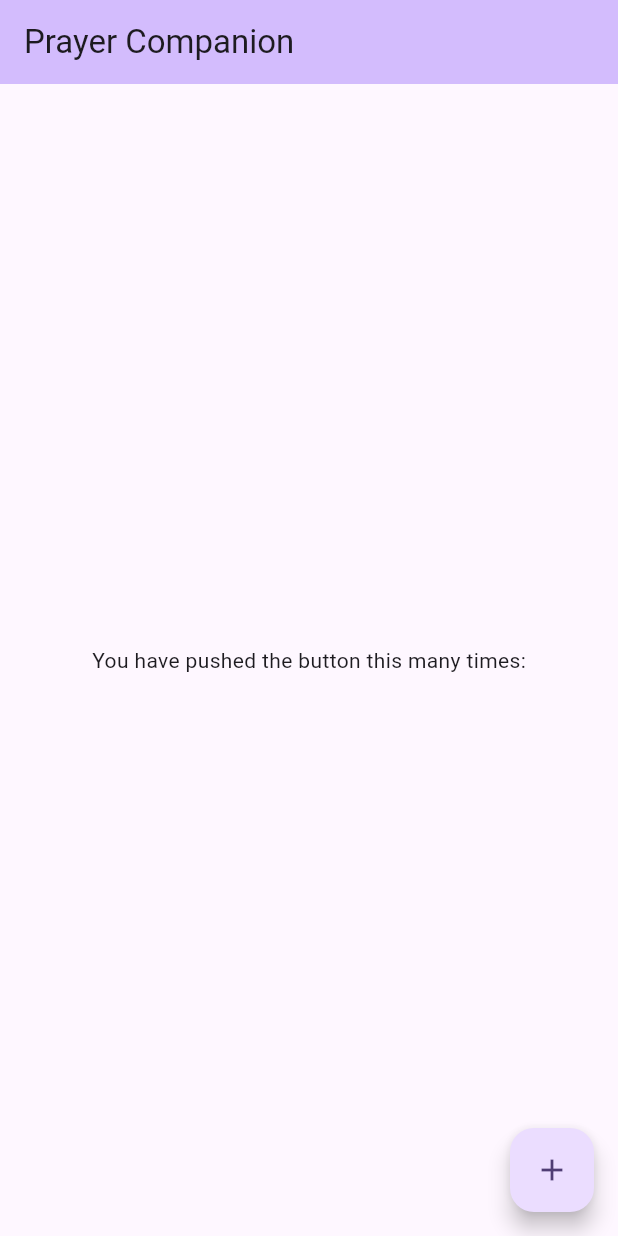
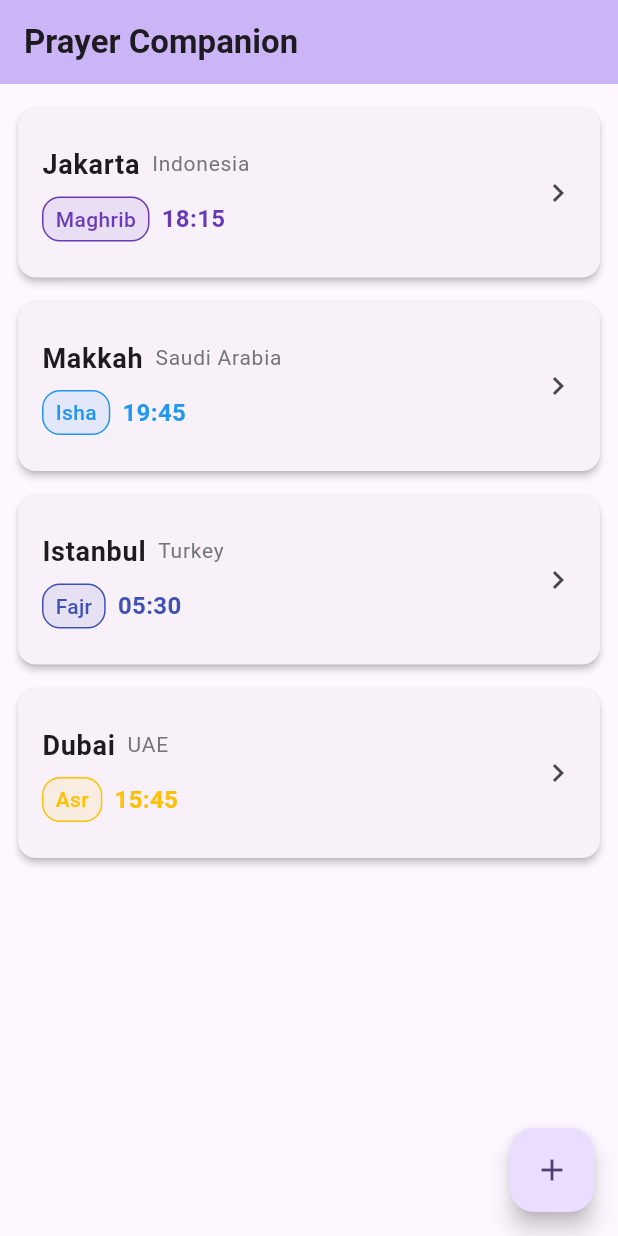
Before and after one commit to nicoaudy/prayer_time_tm, a Flutter app: the screen it shows after launch, on a phone screen of 412 x 824 dp. Run offline on Flutter 3.47's test engine with Material 3 defaults, Android fonts, the phone set to English and light mode, and no system bars; our stand-ins replace dio, dropdown_search.

Commit message:
wip: mock home screen

```diff
--- /dev/null
+++ b/lib/models/city_prayer.model.dart
@@ -0,0 +1,15 @@
+class CityPrayer {
+  final String cityName;
+  final String countryName;
+  final String nextPrayer;
+  final String nextPrayerTime;
+  final DateTime lastUpdated;
+
+  CityPrayer({
+    required this.cityName,
+    required this.countryName,
+    required this.nextPrayer,
+    required this.nextPrayerTime,
+    required this.lastUpdated,
+  });
+}
--- a/lib/views/home.dart
+++ b/lib/views/home.dart
@@ -1,4 +1,5 @@
 import 'package:flutter/material.dart';
+import 'package:prayer_time_tm/models/city_prayer.model.dart';
 import 'package:prayer_time_tm/views/add_new_city.screen.dart';
 
 class Home extends StatefulWidget {
@@ -8,30 +9,167 @@ class Home extends StatefulWidget {
 }
 
 class _HomePageState extends State<Home> {
+  final List<CityPrayer> _cities = [
+    CityPrayer(
+      cityName: 'Jakarta',
+      countryName: 'Indonesia',
+      nextPrayer: 'Maghrib',
+      nextPrayerTime: '18:15',
+      lastUpdated: DateTime.now(),
+    ),
+    CityPrayer(
+      cityName: 'Makkah',
+      countryName: 'Saudi Arabia',
+      nextPrayer: 'Isha',
+      nextPrayerTime: '19:45',
+      lastUpdated: DateTime.now(),
+    ),
+    CityPrayer(
+      cityName: 'Istanbul',
+      countryName: 'Turkey',
+      nextPrayer: 'Fajr',
+      nextPrayerTime: '05:30',
+      lastUpdated: DateTime.now(),
+    ),
+    CityPrayer(
+      cityName: 'Dubai',
+      countryName: 'UAE',
+      nextPrayer: 'Asr',
+      nextPrayerTime: '15:45',
+      lastUpdated: DateTime.now(),
+    ),
+  ];
+
+  Color _getPrayerColor(String prayer) {
+    switch (prayer.toLowerCase()) {
+      case 'fajr':
+        return Colors.indigo;
+      case 'dhuhr':
+        return Colors.orange;
+      case 'asr':
+        return Colors.amber;
+      case 'maghrib':
+        return Colors.deepPurple;
+      case 'isha':
+        return Colors.blue;
+      default:
+        return Colors.grey;
+    }
+  }
+
   @override
   Widget build(BuildContext context) {
     return Scaffold(
       appBar: AppBar(
         backgroundColor: Theme.of(context).colorScheme.inversePrimary,
-        title: const Text("Prayer Companion"),
+        title: const Text(
+          "Prayer Companion",
+          style: TextStyle(fontWeight: FontWeight.bold),
         ),
-      body: const Center(
+        elevation: 2,
+      ),
+      body: _cities.isEmpty
+          ? const Center(
               child: Column(
                 mainAxisAlignment: MainAxisAlignment.center,
-          children: <Widget>[
+                children: [
+                  Icon(Icons.location_city, size: 64, color: Colors.grey),
+                  SizedBox(height: 16),
                   Text(
-              'You have pushed the button this many times:',
+                    'No cities added yet',
+                    style: TextStyle(fontSize: 18, color: Colors.grey),
+                  ),
+                  SizedBox(height: 8),
+                  Text(
+                    'Tap the + button to add a city',
+                    style: TextStyle(color: Colors.grey),
                   ),
                 ],
               ),
+            )
+          : ListView.builder(
+              padding: const EdgeInsets.all(8),
+              itemCount: _cities.length,
+              itemBuilder: (context, index) {
+                final city = _cities[index];
+                return Card(
+                  elevation: 2,
+                  margin: const EdgeInsets.symmetric(
+                    vertical: 8,
+                    horizontal: 4,
+                  ),
+                  child: ListTile(
+                    contentPadding: const EdgeInsets.all(16),
+                    title: Row(
+                      children: [
+                        Text(
+                          city.cityName,
+                          style: const TextStyle(
+                            fontSize: 18,
+                            fontWeight: FontWeight.bold,
+                          ),
+                        ),
+                        const SizedBox(width: 8),
+                        Text(
+                          city.countryName,
+                          style: TextStyle(
+                            fontSize: 14,
+                            color: Colors.grey[600],
+                          ),
+                        ),
+                      ],
+                    ),
+                    subtitle: Padding(
+                      padding: const EdgeInsets.only(top: 8),
+                      child: Row(
+                        children: [
+                          Container(
+                            padding: const EdgeInsets.symmetric(
+                              horizontal: 8,
+                              vertical: 4,
+                            ),
+                            decoration: BoxDecoration(
+                              color: _getPrayerColor(city.nextPrayer)
+                                  .withOpacity(0.1),
+                              borderRadius: BorderRadius.circular(12),
+                              border: Border.all(
+                                color: _getPrayerColor(city.nextPrayer),
+                                width: 1,
+                              ),
+                            ),
+                            child: Text(
+                              city.nextPrayer,
+                              style: TextStyle(
+                                color: _getPrayerColor(city.nextPrayer),
+                                fontWeight: FontWeight.w500,
+                              ),
+                            ),
+                          ),
+                          const SizedBox(width: 8),
+                          Text(
+                            city.nextPrayerTime,
+                            style: TextStyle(
+                              color: _getPrayerColor(city.nextPrayer),
+                              fontWeight: FontWeight.bold,
+                              fontSize: 16,
+                            ),
+                          ),
+                        ],
+                      ),
+                    ),
+                    trailing: const Icon(Icons.chevron_right),
+                    onTap: () {
+                      // TODO: Navigate to details screen
+                    },
+                  ),
+                );
+              },
             ),
       floatingActionButton: FloatingActionButton(
         onPressed: () {
           Navigator.of(context).push(
             MaterialPageRoute(
-              builder: (context) {
-                return const AddNewCityScreen();
-              },
+              builder: (context) => const AddNewCityScreen(),
             ),
           );
         },
```
Lines whose indentation alone changed are shown as unchanged.
